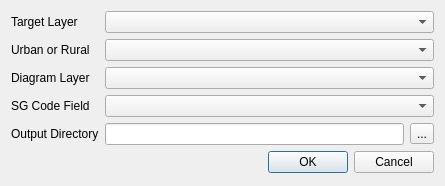
Above: download_dialog_base.ui from kartoza/sg-diagram-downloader before the change. Below: the same form after it.
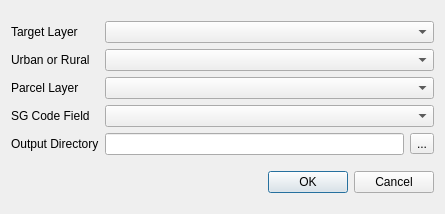
That is the form after the change.

Commit message: Diagram layer to Parcel Layer.

```diff
--- a/download_dialog_base.ui
+++ b/download_dialog_base.ui
@@ -7,7 +7,7 @@
     <x>0</x>
     <y>0</y>
     <width>445</width>
-    <height>186</height>
+    <height>214</height>
    </rect>
   </property>
   <property name="windowTitle">
@@ -35,7 +35,7 @@
      <item row="2" column="0">
       <widget class="QLabel" name="label_diagram_layer">
        <property name="text">
-        <string>Diagram Layer</string>
+        <string>Parcel Layer</string>
        </property>
       </widget>
      </item>
```
Left out of the diff: 4 changed lines with no effect on the pictures. The commit also changes 1 other file.
